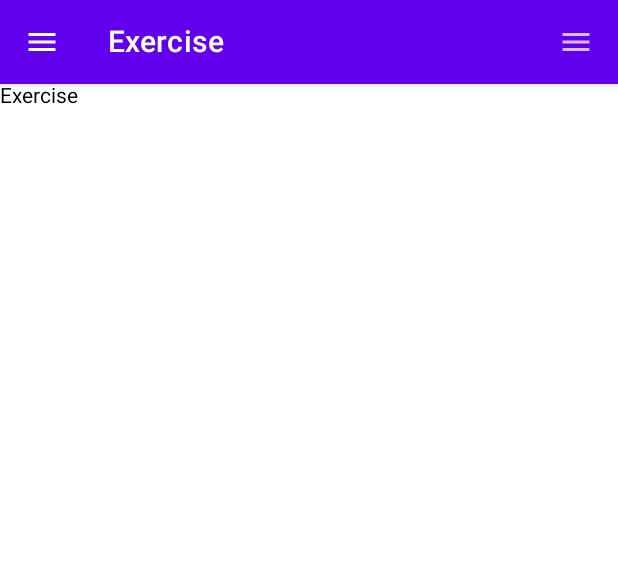
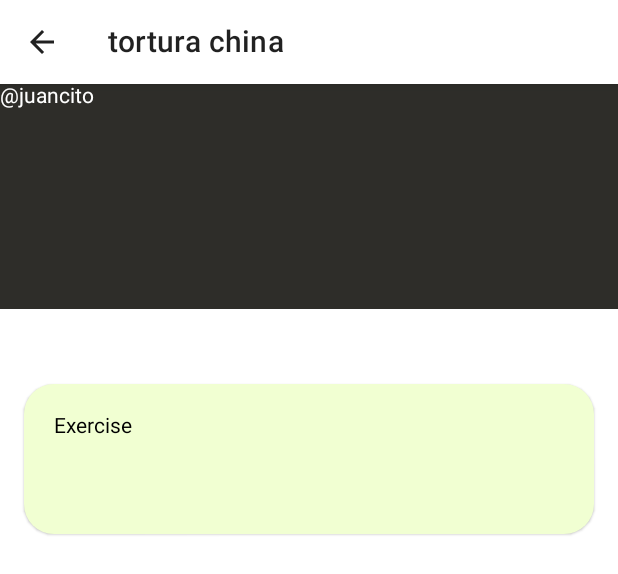
Before and after one commit to magflores/GoGym-mobile, an Android app built with Jetpack Compose: the @Preview function ExerciseDetailed, on a phone screen of 412 x 824 dp. Shown: the top 574 px of the screen. Run offline under Robolectric (Android 15) with nearby library versions, the phone set to English and light mode, and no system bars.

Commit message:
Minimal progress

```diff
--- a/app/src/main/java/com/example/myapplication/ExerciseDetailedActivity.kt
+++ b/app/src/main/java/com/example/myapplication/ExerciseDetailedActivity.kt
@@ -1,26 +1,69 @@
 package com.example.myapplication
 
+import androidx.compose.foundation.background
+import androidx.compose.foundation.layout.*
+import androidx.compose.foundation.shape.RoundedCornerShape
 import androidx.compose.material.*
 import androidx.compose.material.icons.Icons
+import androidx.compose.material.icons.filled.ArrowBack
 import androidx.compose.material.icons.filled.Menu
 import androidx.compose.runtime.Composable
+import androidx.compose.ui.Modifier
+import androidx.compose.ui.graphics.Color
 import androidx.compose.ui.tooling.preview.Preview
+import androidx.compose.ui.unit.dp
+import com.example.myapplication.ui.theme.Green200
+import com.example.myapplication.ui.theme.Grey
+import com.example.myapplication.ui.theme.LightGreen
+import com.example.myapplication.ui.theme.Shapes
 
 @Composable
 fun ExerciseDetailedTopBar() {
     TopAppBar(
-        title = { Text(text = "Exercise") },
+        title = { Text(text = "tortura china") },
         navigationIcon = {
             IconButton(onClick = { /*TODO*/ }) {
-                Icon(Icons.Filled.Menu, contentDescription = null)
+                Icon(Icons.Filled.ArrowBack, contentDescription = null)
             }
         },
-        actions = {
-            IconButton(onClick = { /*TODO*/ }) {
-                Icon(Icons.Filled.Menu, contentDescription = null)
-            }
+        backgroundColor = Color.White
+    )
+}
+
+@Composable
+fun ExerciseInfo() {
+    Column(modifier = Modifier.fillMaxWidth().background(color = Grey).height(150.dp)) {
+        Text(text = "@juancito", color = Color.White)
+    }
+}
+
+@Composable
+fun ExerciseCard() {
+    Card(
+        modifier = Modifier.padding(
+            horizontal = 16.dp,
+            vertical = 50.dp
+        ).fillMaxWidth().defaultMinSize(minHeight = 100.dp),
+        backgroundColor = LightGreen,
+        shape = RoundedCornerShape(20.dp)
+    ) {
+        Column(modifier = Modifier.fillMaxWidth()) {
+            Text(
+                text = "Exercise",
+                modifier = Modifier.padding(20.dp)
+            )
         }
-    )
+    }
+}
+
+@Composable
+fun ExerciseDetailedContent() {
+    Column(
+        modifier = Modifier.fillMaxWidth()
+    ) {
+        ExerciseInfo()
+        ExerciseCard()
+    }
 }
 
 @Preview
@@ -28,6 +71,6 @@ fun ExerciseDetailedTopBar() {
 fun ExerciseDetailed() {
     Scaffold(
         topBar = { ExerciseDetailedTopBar() },
-        content = { Text(text = "Exercise") }
+        content = { ExerciseDetailedContent() }
     )
 }
--- a/app/src/main/java/com/example/myapplication/ui/theme/Color.kt
+++ b/app/src/main/java/com/example/myapplication/ui/theme/Color.kt
@@ -3,8 +3,10 @@ package com.example.myapplication.ui.theme
 import androidx.compose.ui.graphics.Color
 
 val Green200 = Color(0xFFD1FD7A)
+val LightGreen = Color(0xFFF1FFD2)
 val Green400 = Color(0xFFF1FFD2)
 val Orange200 = Color(0xFFF8C256)
+val Grey = Color(0xFF2E2D29)
 
 val Purple200 = Color(0xFFBB86FC)
 val Purple500 = Color(0xFF6200EE)
--- a/app/src/main/java/com/example/myapplication/ui/theme/Theme.kt
+++ b/app/src/main/java/com/example/myapplication/ui/theme/Theme.kt
@@ -5,8 +5,7 @@ import androidx.compose.material.MaterialTheme
 import androidx.compose.material.darkColors
 import androidx.compose.material.lightColors
 import androidx.compose.runtime.Composable
-import androidx.compose.ui.tooling.preview.Preview
-import com.example.myapplication.Greeting
+import androidx.compose.ui.graphics.Color
 
 private val DarkColorPalette = darkColors(
     primary = Purple200,
@@ -17,16 +16,13 @@ private val DarkColorPalette = darkColors(
 private val LightColorPalette = lightColors(
     primary = Green200,
     primaryVariant = Green400,
-    secondary = Orange200
-
-    /* Other default colors to override
+    secondary = Orange200,
     background = Color.White,
     surface = Color.White,
     onPrimary = Color.White,
     onSecondary = Color.Black,
     onBackground = Color.Black,
     onSurface = Color.Black,
-    */
 )
 
 @Composable
@@ -34,11 +30,12 @@ fun MyApplicationTheme(
     darkTheme: Boolean = isSystemInDarkTheme(),
     content: @Composable () -> Unit
 ) {
-    val colors = if (darkTheme) {
+    /*val colors = if (darkTheme) {
         DarkColorPalette
     } else {
         LightColorPalette
-    }
+    }*/
+    val colors = LightColorPalette
 
     MaterialTheme(
         colors = colors,
```
